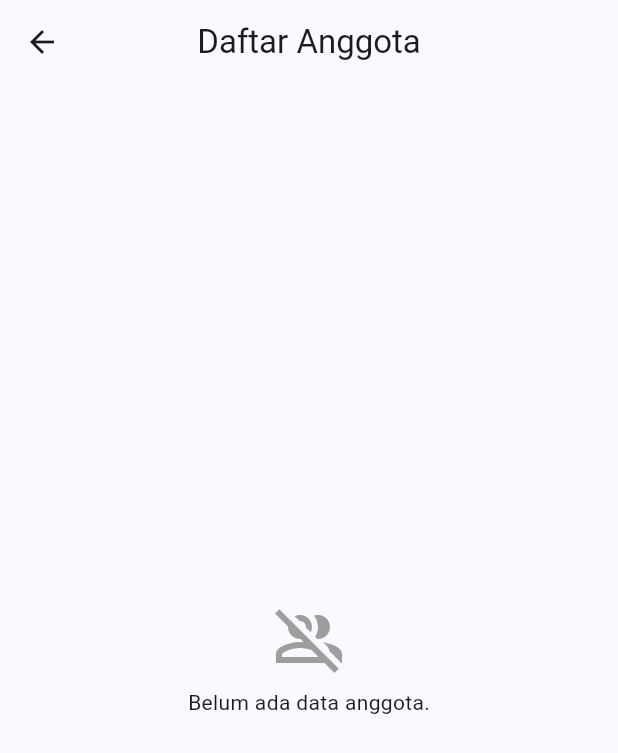
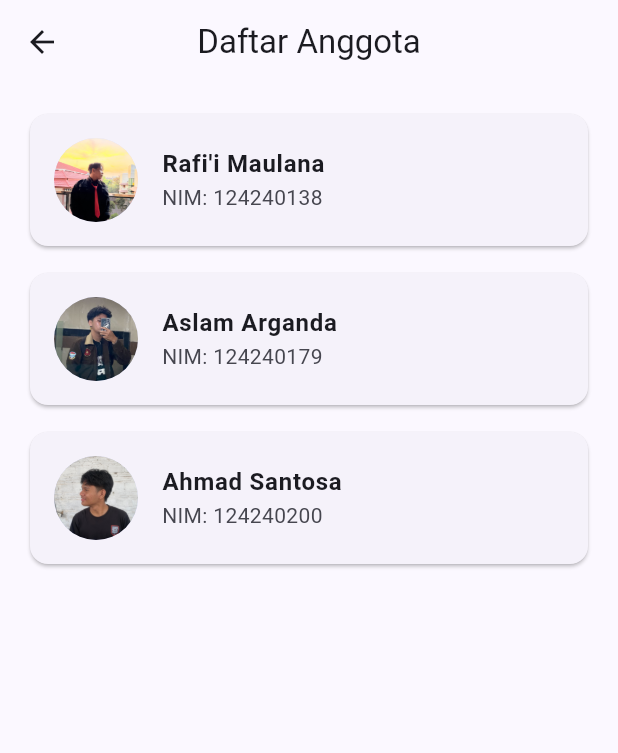
Before and after one commit to maul-PG/sangkala, a Flutter app: the screen it shows once a user with an empty profile is signed in, after a tap on "Daftar Anggota", on a phone screen of 412 x 824 dp. Shown: the top 753 px of the screen. Run offline on Flutter 3.47's test engine with Material 3 defaults, Android fonts, the light colour scheme and no system bars; our stand-ins replace hijri, supabase_flutter; accounts and stored records are empty.

Commit message:
mengganti logo sangkala dan menambahkan foto pada bagian anggota kelompok

```diff
--- a/lib/screens/auth/login_screen.dart
+++ b/lib/screens/auth/login_screen.dart
@@ -1,5 +1,6 @@
 import 'package:flutter/material.dart';
 import 'package:supabase_flutter/supabase_flutter.dart';
+
 import '../../core/services/supabase_service.dart';
 import 'register_screen.dart';
 
@@ -42,9 +43,9 @@ class _LoginScreenState extends State<LoginScreen> {
   }
 
   void _showError(String msg) {
-    ScaffoldMessenger.of(context).showSnackBar(
-      SnackBar(content: Text(msg), backgroundColor: Colors.red),
-    );
+    ScaffoldMessenger.of(
+      context,
+    ).showSnackBar(SnackBar(content: Text(msg), backgroundColor: Colors.red));
   }
 
   @override
@@ -59,22 +60,24 @@ class _LoginScreenState extends State<LoginScreen> {
               child: Column(
                 crossAxisAlignment: CrossAxisAlignment.stretch,
                 children: [
-                  const Icon(Icons.event_note, size: 72, color: Colors.indigo),
-                  const SizedBox(height: 16),
+                  Image.asset(
+                    'assets/images/logo.png', // sesuaikan nama file gambarmu
+                    height: 120,
+                    width: 120,
+                  ),
                   Text(
                     'Sangkala',
                     textAlign: TextAlign.center,
                     style: Theme.of(context).textTheme.headlineMedium?.copyWith(
-                          fontWeight: FontWeight.bold,
-                          color: Colors.indigo,
-                        ),
+                      fontWeight: FontWeight.bold,
+                      color: Colors.indigo,
+                    ),
                   ),
                   Text(
                     'SI-EVENT',
                     textAlign: TextAlign.center,
-                    style: Theme.of(context).textTheme.bodyMedium?.copyWith(
-                          color: Colors.grey,
-                        ),
+                    style: Theme.of(context).textTheme.bodyMedium
+                        ?.copyWith(color: Colors.grey),
                   ),
                   const SizedBox(height: 40),
                   TextFormField(
@@ -98,12 +101,14 @@ class _LoginScreenState extends State<LoginScreen> {
                       border: const OutlineInputBorder(),
                       suffixIcon: IconButton(
                         icon: Icon(
-                            _obscure ? Icons.visibility_off : Icons.visibility),
+                          _obscure ? Icons.visibility_off : Icons.visibility,
+                        ),
                         onPressed: () => setState(() => _obscure = !_obscure),
                       ),
                     ),
-                    validator: (v) =>
-                        (v == null || v.isEmpty) ? 'Password wajib diisi' : null,
+                    validator: (v) => (v == null || v.isEmpty)
+                        ? 'Password wajib diisi'
+                        : null,
                   ),
                   const SizedBox(height: 24),
                   FilledButton(
@@ -120,8 +125,7 @@ class _LoginScreenState extends State<LoginScreen> {
                   TextButton(
                     onPressed: () => Navigator.push(
                       context,
-                      MaterialPageRoute(
-                          builder: (_) => const RegisterScreen()),
+                      MaterialPageRoute(builder: (_) => const RegisterScreen()),
                     ),
                     child: const Text('Belum punya akun? Daftar'),
                   ),
--- a/lib/screens/members/members_screen.dart
+++ b/lib/screens/members/members_screen.dart
@@ -1,78 +1,42 @@
 import 'package:flutter/material.dart';
-import '../../core/services/supabase_service.dart';
+
 import '../../models/team_member.dart';
 
-class MembersScreen extends StatefulWidget {
+class MembersScreen extends StatelessWidget {
   const MembersScreen({super.key});
 
-  @override
-  State<MembersScreen> createState() => _MembersScreenState();
-}
+  // Data anggota manual langsung dari kode & file assets
+  static const List<TeamMember> members = [
+    TeamMember(
+      id: 1,
+      name: 'Rafi\'i Maulana', // Sesuaikan nama
+      nim: '124240138', // Sesuaikan NIM
+      photoUrl: 'assets/images/MR.jpeg',
+    ),
+    TeamMember(
+      id: 2,
+      name: 'Aslam Arganda', // Sesuaikan nama
+      nim: '124240179', // Sesuaikan NIM
+      photoUrl: 'assets/images/AA.png',
+    ),
+    TeamMember(
+      id: 3,
 
-class _MembersScreenState extends State<MembersScreen> {
-  late Future<List<TeamMember>> _future;
-
-  @override
-  void initState() {
-    super.initState();
-    _future = SupabaseService.instance.getTeamMembers();
-  }
+      name: 'Ahmad Santosa',
+      nim: '124240200', // Sesuaikan dengan NIM asli
+      photoUrl: 'assets/images/AS.jpg',
+    ),
+  ];
 
   @override
   Widget build(BuildContext context) {
     return Scaffold(
       appBar: AppBar(title: const Text('Daftar Anggota'), centerTitle: true),
-      body: FutureBuilder<List<TeamMember>>(
-        future: _future,
-        builder: (context, snapshot) {
-          if (snapshot.connectionState == ConnectionState.waiting) {
-            return const Center(child: CircularProgressIndicator());
-          }
-          if (snapshot.hasError) {
-            return Center(
-              child: Column(
-                mainAxisSize: MainAxisSize.min,
-                children: [
-                  const Icon(Icons.error_outline, size: 48, color: Colors.red),
-                  const SizedBox(height: 8),
-                  Text('Gagal memuat data: ${snapshot.error}',
-                      textAlign: TextAlign.center),
-                  const SizedBox(height: 12),
-                  FilledButton(
-                      onPressed: () => setState(
-                            () => _future = SupabaseService.instance.getTeamMembers(),
-                          ),
-                      child: const Text('Coba Lagi')),
-                ],
-              ),
-            );
-          }
-          final members = snapshot.data ?? [];
-          if (members.isEmpty) {
-            return const Center(
-              child: Column(
-                mainAxisSize: MainAxisSize.min,
-                children: [
-                  Icon(Icons.group_off_outlined, size: 48, color: Colors.grey),
-                  SizedBox(height: 8),
-                  Text('Belum ada data anggota.'),
-                ],
-              ),
-            );
-          }
-          return RefreshIndicator(
-            onRefresh: () async => setState(
-              () => _future = SupabaseService.instance.getTeamMembers(),
-            ),
-            child: ListView.separated(
-              padding:
-                  const EdgeInsets.symmetric(horizontal: 16, vertical: 16),
-              itemCount: members.length,
-              separatorBuilder: (context, i) => const SizedBox(height: 10),
-              itemBuilder: (context, i) => _MemberCard(member: members[i]),
-            ),
-          );
-        },
+      body: ListView.separated(
+        padding: const EdgeInsets.symmetric(horizontal: 16, vertical: 16),
+        itemCount: members.length,
+        separatorBuilder: (context, i) => const SizedBox(height: 10),
+        itemBuilder: (context, i) => _MemberCard(member: members[i]),
       ),
     );
   }
@@ -90,26 +54,41 @@ class _MemberCard extends StatelessWidget {
     return parts.first[0].toUpperCase();
   }
 
+  // Helper untuk menentukan apakah NetworkImage atau AssetImage
+  ImageProvider? _getImageProvider(String? path) {
+    if (path == null || path.isEmpty) return null;
+    if (path.startsWith('http://') || path.startsWith('https://')) {
+      return NetworkImage(path);
+    }
+    return AssetImage(path);
+  }
+
   @override
   Widget build(BuildContext context) {
     final scheme = Theme.of(context).colorScheme;
+    final imageProvider = _getImageProvider(member.photoUrl);
+
     return Card(
       child: ListTile(
-        contentPadding:
-            const EdgeInsets.symmetric(horizontal: 16, vertical: 8),
+        contentPadding: const EdgeInsets.symmetric(horizontal: 16, vertical: 8),
         leading: CircleAvatar(
           radius: 28,
-          backgroundImage:
-              member.photoUrl != null ? NetworkImage(member.photoUrl!) : null,
+          backgroundImage: imageProvider,
           backgroundColor: scheme.primaryContainer,
-          child: member.photoUrl == null
-              ? Text(_initials,
+          child: imageProvider == null
+              ? Text(
+                  _initials,
                   style: TextStyle(
-                      color: scheme.primary, fontWeight: FontWeight.bold))
+                    color: scheme.primary,
+                    fontWeight: FontWeight.bold,
+                  ),
+                )
               : null,
         ),
-        title: Text(member.name,
-            style: const TextStyle(fontWeight: FontWeight.w600)),
+        title: Text(
+          member.name,
+          style: const TextStyle(fontWeight: FontWeight.w600),
+        ),
         subtitle: Text('NIM: ${member.nim}'),
       ),
     );
--- a/pubspec.yaml
+++ b/pubspec.yaml
@@ -64,8 +64,8 @@ flutter:
   uses-material-design: true
 
   # To add assets to your application, add an assets section, like this:
-  # assets:
-  #   - images/a_dot_burr.jpeg
+  assets:
+    - assets/images/
   #   - images/a_dot_ham.jpeg
 
   # An image asset can refer to one or more resolution-specific "variants", see
```
Also changed, not shown: assets/images/AA.png (added), assets/images/AS.jpg (added), assets/images/MR.jpeg (added), assets/images/logo.png (added), 1 other file.
